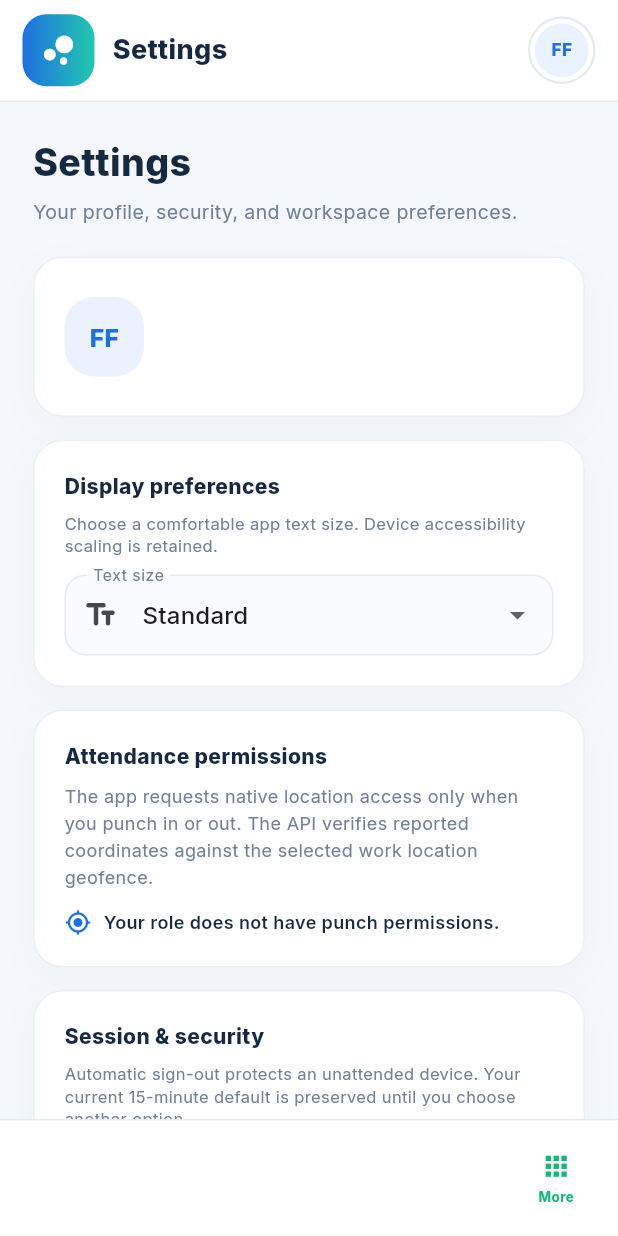
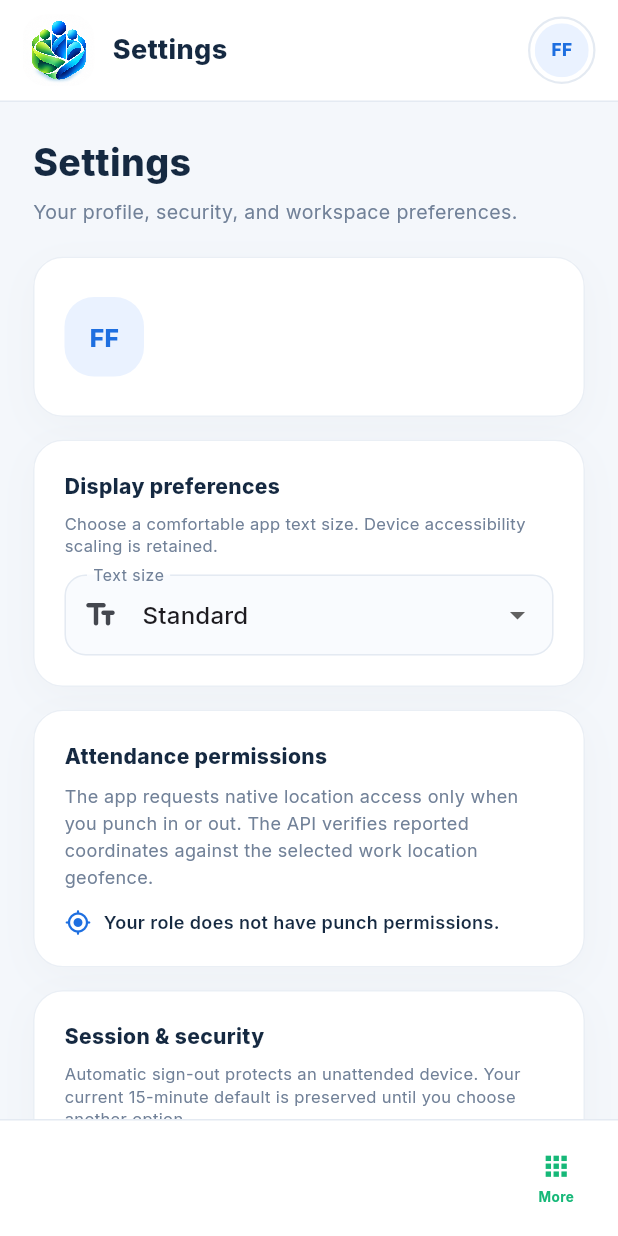
Before and after one commit to manjotkhehra025-cloud/flavorflow-hrms, a Flutter app: the HomeShell screen opened directly, on a phone screen of 412 x 824 dp. Run offline on Flutter 3.47's test engine with Material 3 defaults, Android fonts, the phone set to English and light mode, and no system bars; our stand-ins replace flutter_secure_storage, geolocator, google_fonts, local_auth, pdf, printing; accounts and stored records are empty; statements that could not run were skipped.

Commit message:
feat: apply selected FlavorFlow team logo
Co-authored-by: arena-agent <297053741+arena-agent@users.noreply.github.com>

```diff
--- a/lib/core/brand_config.dart
+++ b/lib/core/brand_config.dart
@@ -1,4 +1,5 @@
 abstract final class BrandConfig {
   static const appName = 'FlavorFlow';
   static const productName = 'FlavorFlow HRMS';
+  static const logoAsset = 'assets/brand/flavorflow_team_emblem.png';
 }
--- /dev/null
+++ b/lib/core/brand_logo.dart
@@ -0,0 +1,29 @@
+import 'package:flutter/material.dart';
+
+import 'brand_config.dart';
+
+/// The selected FlavorFlow team emblem, shared across app entry and brand surfaces.
+class BrandLogo extends StatelessWidget {
+  const BrandLogo({super.key, required this.size, this.borderRadius = 0});
+
+  final double size;
+  final double borderRadius;
+
+  @override
+  Widget build(BuildContext context) {
+    return Semantics(
+      image: true,
+      label: '${BrandConfig.appName} team logo',
+      child: ClipRRect(
+        borderRadius: BorderRadius.circular(borderRadius),
+        child: Image.asset(
+          BrandConfig.logoAsset,
+          width: size,
+          height: size,
+          fit: BoxFit.cover,
+          filterQuality: FilterQuality.high,
+        ),
+      ),
+    );
+  }
+}
--- a/lib/features/shell/home_shell.dart
+++ b/lib/features/shell/home_shell.dart
@@ -4,6 +4,7 @@ import 'package:flutter/services.dart';
 import '../../core/api_client.dart';
 import '../../core/app_scope.dart';
 import '../../core/brand_config.dart';
+import '../../core/brand_logo.dart';
 import '../../core/json_helpers.dart';
 import '../../core/models.dart';
 import '../../core/theme.dart';
@@ -168,7 +169,7 @@ class _Sidebar extends StatelessWidget {
       width: 258,
       color: AppColors.navy,
       child: Column(crossAxisAlignment: CrossAxisAlignment.start, children: [
-        Padding(padding: const EdgeInsets.fromLTRB(22, 25, 18, 24), child: Row(children: [Container(width: 39, height: 39, decoration: BoxDecoration(borderRadius: BorderRadius.circular(14), gradient: const LinearGradient(colors: [AppColors.blue, AppColors.teal])), child: const Icon(Icons.bubble_chart_rounded, color: Colors.white, size: 22)), const SizedBox(width: 11), const Column(crossAxisAlignment: CrossAxisAlignment.start, children: [Text(BrandConfig.appName, style: TextStyle(color: Colors.white, fontSize: 15, fontWeight: FontWeight.w800)), Text('PEOPLE PLATFORM', style: TextStyle(color: Color(0xFF91A7BB), fontSize: 8, fontWeight: FontWeight.w700, letterSpacing: 1.2))])])),
+        Padding(padding: const EdgeInsets.fromLTRB(22, 25, 18, 24), child: Row(children: [const BrandLogo(size: 39, borderRadius: 14), const SizedBox(width: 11), const Column(crossAxisAlignment: CrossAxisAlignment.start, children: [Text(BrandConfig.appName, style: TextStyle(color: Colors.white, fontSize: 15, fontWeight: FontWeight.w800)), Text('PEOPLE PLATFORM', style: TextStyle(color: Color(0xFF91A7BB), fontSize: 8, fontWeight: FontWeight.w700, letterSpacing: 1.2))])])),
         const Padding(padding: EdgeInsets.fromLTRB(23, 0, 18, 11), child: Text('WORKSPACE', style: TextStyle(color: Color(0xFF7F97AB), fontSize: 9, fontWeight: FontWeight.w800, letterSpacing: 1.1))),
         Expanded(
           child: ListView.separated(
@@ -234,15 +235,7 @@ class _TopBar extends StatelessWidget {
           children: [
             Tooltip(
               message: BrandConfig.appName,
-              child: Container(
-                width: 48,
-                height: 48,
-                decoration: BoxDecoration(
-                  borderRadius: BorderRadius.circular(16),
-                  gradient: const LinearGradient(colors: [AppColors.blue, AppColors.teal]),
-                ),
-                child: const Icon(Icons.bubble_chart_rounded, color: Colors.white, size: 29),
-              ),
+              child: const BrandLogo(size: 48, borderRadius: 16),
             ),
             const SizedBox(width: 12),
             Expanded(
--- a/pubspec.yaml
+++ b/pubspec.yaml
@@ -24,3 +24,5 @@ dev_dependencies:
 
 flutter:
   uses-material-design: true
+  assets:
+    - assets/brand/flavorflow_team_emblem.png
```
Also changed, not shown: lib/features/auth/login_screen.dart (+1 -15 lines), lib/features/id_card/id_card_screen.dart (+7 -1 lines), lib/main.dart (+1 -9 lines), assets/brand/flavorflow_team_emblem.png (added), 26 other files.
